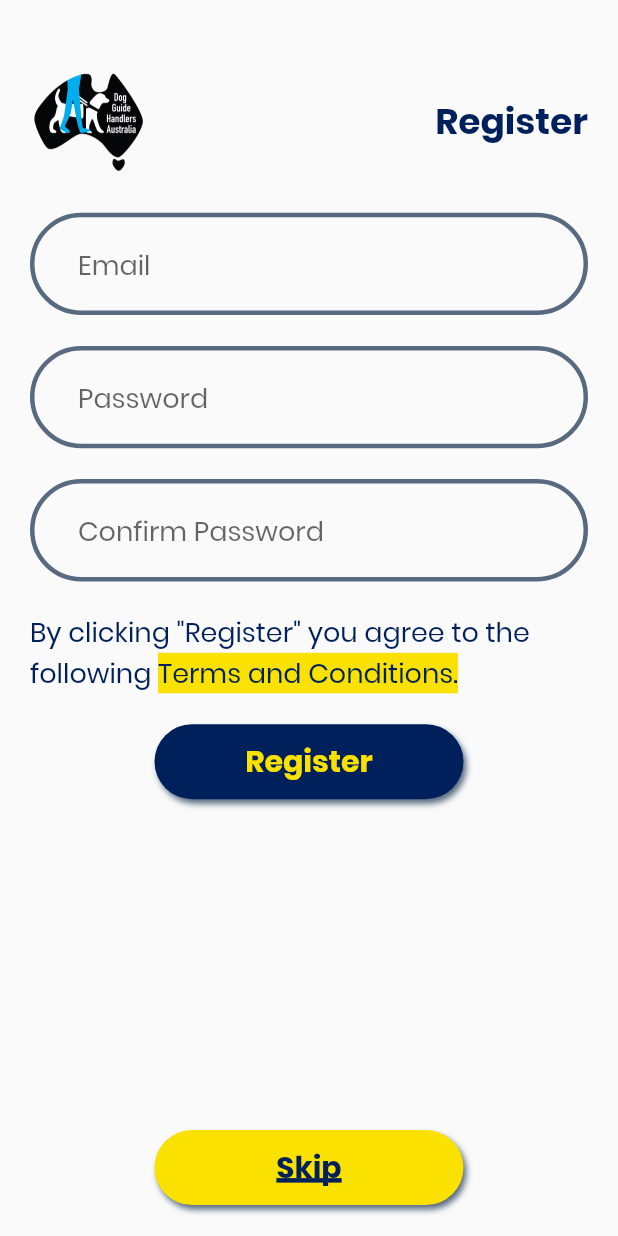
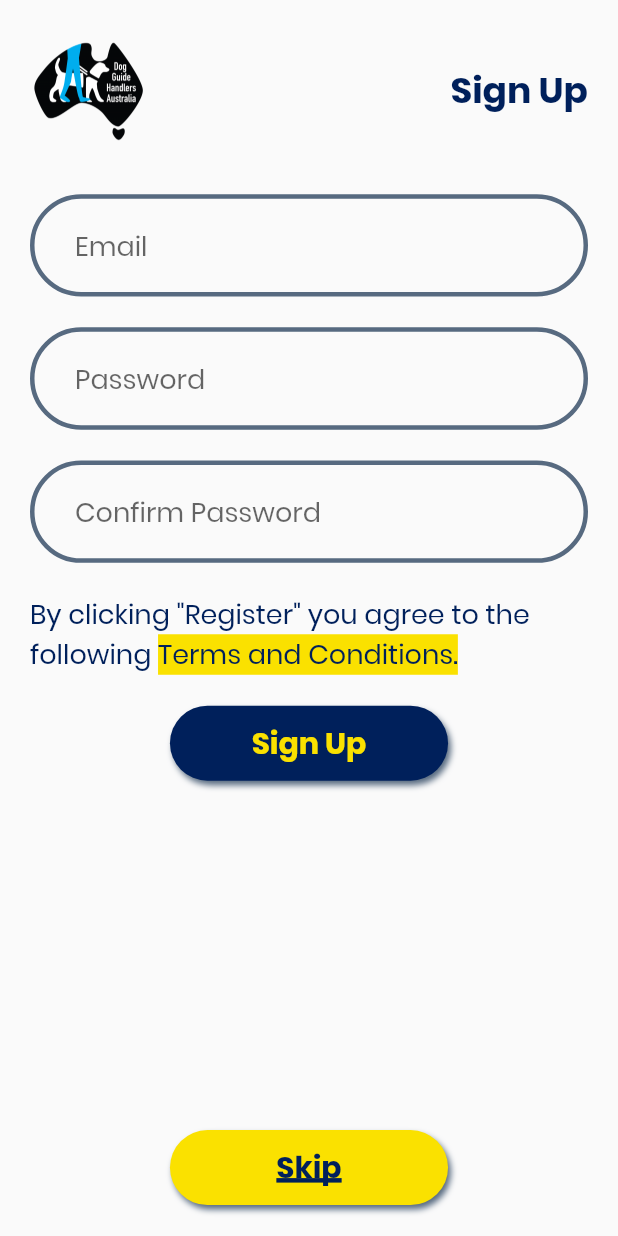
Before and after one commit to Thornie/DGHA-App, a Flutter app: the screen it shows after launch, on a phone screen of 412 x 824 dp. Run offline on Flutter 3.47's test engine with Material 2 defaults, Android fonts, the phone set to English and light mode, and no system bars; our stand-ins replace cloud_firestore, firebase_auth, firebase_dynamic_links, font_awesome_flutter, geolocator; missing offline and left inert: google_maps_webservice; accounts and stored records are empty.

Commit message:
refactor register screen

```diff
--- a/lib/screens/register_screen.dart
+++ b/lib/screens/register_screen.dart
@@ -1,8 +1,10 @@
+import 'package:dgha_brochure/components/dgha_text_btn.dart';
+import 'package:dgha_brochure/components/header_row.dart';
+import 'package:dgha_brochure/components/input_textfield.dart';
 import 'package:dgha_brochure/misc/styles.dart';
 import 'package:dgha_brochure/screens/explore_screen.dart';
 import 'package:firebase_auth/firebase_auth.dart';
 import 'package:flutter/material.dart';
-import 'package:font_awesome_flutter/font_awesome_flutter.dart';
 
 class RegisterScreen extends StatefulWidget {
   static const String id = "Register Screen";
@@ -19,12 +21,36 @@
 
   double containerHeight;
   double marginHeight;
+  double buttonMinWidth;
 
   void calcDimensions() {
+    double scrWidth = MediaQuery.of(context).size.width;
     double scrHeight = MediaQuery.of(context).size.height;
 
     this.containerHeight = scrHeight;
     this.marginHeight = scrHeight * 0.05;
+    this.buttonMinWidth = scrWidth * 0.45;
+  }
+
+  void signUp() {
+    if (this.passwordV1 == this.passwordV2) {
+      try {
+        final newUser = _auth.createUserWithEmailAndPassword(email: this.email, password: this.passwordV1);
+
+        if (newUser != null) {
+          final loggedInUser = _auth.signInWithEmailAndPassword(email: this.email, password: this.passwordV1);
+
+          if (loggedInUser != null) {
+            Navigator.of(context).pushNamed(ExploreScreen.id);
+          }
+        }
+      } catch (e) {
+        print(e);
+      }
+    } else {
+      // TODO: make the TextField red
+      print("passwords are different");
+    }
   }
 
   @override
@@ -42,38 +68,13 @@
               Container(
                 child: Column(
                   children: <Widget>[
-                    // Top margin
-                    SizedBox(
-                      height: this.marginHeight,
-                    ),
-
-                    // NOTE: Header
-                    Row(
-                      mainAxisAlignment: MainAxisAlignment.spaceBetween,
-                      children: <Widget>[
-                        Container(
-                          width: 80,
-                          height: 80,
-                          decoration: BoxDecoration(
-                            image: DecorationImage(image: AssetImage("assets/images/dgha_logo/logo.png")),
-                          ),
-                        ),
-                        Container(
-                          child: Text(
-                            "Register",
-                            style: Styles.h2Style,
-                          ),
-                        ),
-                      ],
-                    ),
-
-                    SizedBox(
-                      height: this.marginHeight * 0.5,
-                    ),
+                    SizedBox(height: this.marginHeight * 0.5),
+                    HeaderRow(text: "Sign Up"),
+                    SizedBox(height: this.marginHeight * 0.7),
 
                     // NOTE: Email
                     Container(
-                      child: buildTextField(
+                      child: UserInputTextField(
                         hintText: "Email",
                         onChange: (value) {
                           this.email = value;
@@ -81,13 +82,11 @@
                       ),
                     ),
 
-                    SizedBox(
-                      height: this.marginHeight * 0.5,
-                    ),
+                    SizedBox(height: this.marginHeight * 0.5),
 
                     // NOTE: Password V1
                     Container(
-                      child: buildTextField(
+                      child: UserInputTextField(
                         hintText: "Password",
                         obscureText: true,
                         onChange: (value) {
@@ -95,13 +94,12 @@
                         },
                       ),
                     ),
-                    SizedBox(
-                      height: this.marginHeight * 0.5,
-                    ),
+
+                    SizedBox(height: this.marginHeight * 0.5),
 
                     // NOTE: Password V2
                     Container(
-                      child: buildTextField(
+                      child: UserInputTextField(
                         hintText: "Confirm Password",
                         obscureText: true,
                         onChange: (value) {
@@ -110,9 +108,7 @@
                       ),
                     ),
 
-                    SizedBox(
-                      height: this.marginHeight * 0.5,
-                    ),
+                    SizedBox(height: this.marginHeight * 0.5),
 
                     // NOTE: Terms and Condition
                     Container(
@@ -127,151 +123,37 @@
                       ),
                     ),
 
-                    SizedBox(
-                      height: this.marginHeight * 0.5,
-                    ),
+                    SizedBox(height: this.marginHeight * 0.5),
 
                     // NOTE: Register
-                    GestureDetector(
-                      onTap: () async {
-                        if ((this.passwordV1.isNotEmpty && this.email.isNotEmpty) && (this.passwordV1 == this.passwordV2)) {
-                          try {
-                            final newUser = _auth.createUserWithEmailAndPassword(email: this.email, password: this.passwordV1);
-
-                            if (newUser != null) {
-                              final loggedInUser = _auth.signInWithEmailAndPassword(email: this.email, password: this.passwordV1);
-
-                              if (loggedInUser != null) {
-                                Navigator.of(context).pushNamed(ExploreScreen.id);
-                              } else {
-                                print("something is wrong");
-                              }
-                            }
-                          } catch (e) {
-                            print(e);
-                          }
-                        } else {
-                          print("passwords are different");
-                        }
+                    DghaTextButton(
+                      minWidth: this.buttonMinWidth,
+                      text: "Sign Up",
+                      textStyle: Styles.btnTxtYellowStyle,
+                      colour: Styles.midnightBlue,
+                      onTap: () {
+                        this.signUp();
                       },
-                      child: Container(
-                        width: MediaQuery.of(context).size.width * 0.5,
-                        padding: EdgeInsets.symmetric(vertical: 10),
-                        decoration: BoxDecoration(
-                          color: Styles.midnightBlue,
-                          borderRadius: BorderRadius.all(Radius.circular(50)),
-                          boxShadow: [
-                            BoxShadow(
-                              color: Styles.grey,
-                              blurRadius: 3,
-                              offset: Offset(2, 3),
-                            ),
-                          ],
-                        ),
-                        child: Text(
-                          "Register",
-                          textAlign: TextAlign.center,
-                          style: TextStyle(
-                            color: Styles.yellow,
-                            fontFamily: "Poppins",
-                            fontWeight: FontWeight.w700,
-                            fontSize: 20,
-                          ),
-                        ),
-                      ),
                     ),
                   ],
                 ),
               ),
 
               // NOTE: Skip
-              Center(
-                child: GestureDetector(
-                  onTap: () {
-                    Navigator.of(context).pushNamed(ExploreScreen.id);
-                  },
-                  child: Container(
-                    width: MediaQuery.of(context).size.width * 0.5,
-                    padding: EdgeInsets.symmetric(vertical: 10),
-                    margin: EdgeInsets.only(bottom: this.marginHeight * 0.5),
-                    decoration: BoxDecoration(
-                      color: Styles.yellow,
-                      borderRadius: BorderRadius.all(Radius.circular(50)),
-                      boxShadow: [
-                        BoxShadow(
-                          color: Styles.grey,
-                          blurRadius: 3,
-                          offset: Offset(2, 3),
-                        ),
-                      ],
-                    ),
-                    child: Text(
-                      "Skip",
-                      textAlign: TextAlign.center,
-                      style: TextStyle(
-                        fontFamily: "Poppins",
-                        decoration: TextDecoration.underline,
-                        decorationThickness: 3,
-                        decorationColor: Styles.midnightBlue,
-                        fontSize: 20,
-                        fontWeight: FontWeight.w700,
-                        color: Styles.midnightBlue,
-                      ),
-                    ),
-                  ),
-                ),
-              )
+              DghaTextButton(
+                minWidth: this.buttonMinWidth,
+                text: "Skip",
+                textStyle: Styles.btnTextBlueUnderlineStyle,
+                colour: Styles.yellow,
+                onTap: () {
+                  Navigator.of(context).pushNamed(ExploreScreen.id);
+                },
+                bottomMargin: this.marginHeight * 0.5,
+              ),
             ],
           ),
         ),
       ),
     );
   }
-
-  TextField buildTextField({IconData prefixIcon, String hintText, bool obscureText = false, Function(String) onChange}) {
-    final TextEditingController _txtController = new TextEditingController();
-    return TextField(
-      controller: _txtController,
-      onChanged: (value) {
-        onChange(value);
-      },
-      style: Styles.inputStyle,
-      cursorColor: Styles.midnightBlue,
-      cursorWidth: 5,
-      obscureText: obscureText,
-      decoration: InputDecoration(
-        prefix: prefixIcon == null
-            ? Padding(padding: EdgeInsets.only(left: 20))
-            : Padding(
-                padding: EdgeInsets.only(left: 20, right: 20),
-                child: Icon(prefixIcon),
-              ),
-        suffix: GestureDetector(
-          onTap: () {
-            Future.delayed(Duration(milliseconds: 50)).then((_) {
-              _txtController.clear();
-            });
-          },
-          child: Padding(
-            padding: EdgeInsets.only(right: 10, left: 10),
-            child: Icon(
-              FontAwesomeIcons.times,
-              color: Styles.midnightBlue,
-              size: Styles.iconSize,
-            ),
-          ),
-        ),
-        enabledBorder: OutlineInputBorder(
-          borderRadius: BorderRadius.all(Radius.circular(50)),
-          borderSide: BorderSide(color: Styles.grey, width: 3),
-        ),
-        focusedBorder: OutlineInputBorder(
-          borderRadius: BorderRadius.all(Radius.circular(50)),
-          borderSide: BorderSide(color: Styles.midnightBlue, width: 3),
-        ),
-        hintText: hintText,
-        // hintStyle: TextStyle(color: Styles.)
-      ),
-    );
-  }
 }
```
